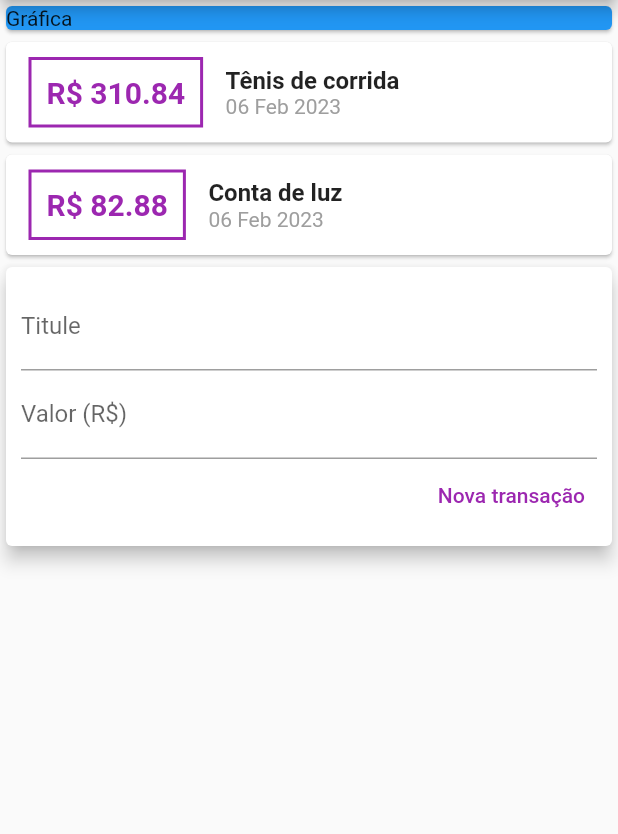
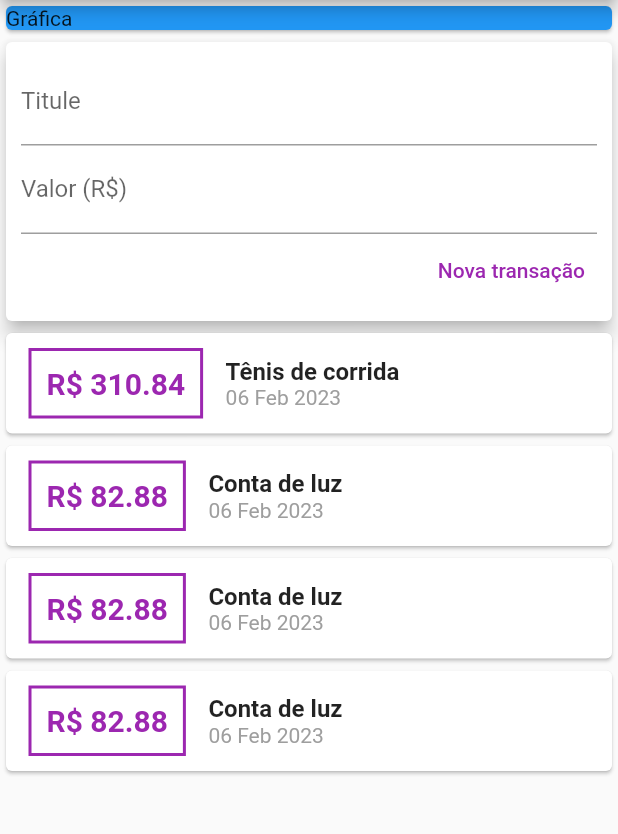
Before and after one commit to under-sin/expenses-flutter-app, a Flutter app: the screen it shows after launch, on a phone screen of 412 x 824 dp, the part 84-918 px from its top. Run offline on Flutter 3.47's test engine with Material 2 defaults, Android fonts, the phone set to English and light mode, and no system bars.

Commit message:
Adicionando itens na lista

```diff
--- a/lib/components/transaction_form.dart
+++ b/lib/components/transaction_form.dart
@@ -3,6 +3,10 @@ import 'package:flutter/material.dart';
 class TransactionForm extends StatelessWidget {
   final titleController = TextEditingController();
   final valueController = TextEditingController();
+
+  final void Function(String, double) onSubmit;
+
+  TransactionForm(this.onSubmit);
 
   @override
   Widget build(BuildContext context) {
@@ -14,13 +18,13 @@ class TransactionForm extends StatelessWidget {
           children: [
             TextField(
               controller: titleController,
-              decoration: InputDecoration(
+              decoration: const InputDecoration(
                 labelText: 'Titule',
               ),
             ),
             TextField(
               controller: valueController,
-              decoration: InputDecoration(
+              decoration: const InputDecoration(
                 labelText: 'Valor (R\$)',
               ),
             ),
@@ -28,13 +32,15 @@ class TransactionForm extends StatelessWidget {
               mainAxisAlignment: MainAxisAlignment.end,
               children: [
                 TextButton(
-                  child: Text(
+                  child: const Text(
                     'Nova transação',
                     style: TextStyle(color: Colors.purple),
                   ),
                   onPressed: () => {
-                    print(titleController.text),
-                    print(valueController.text),
+                    onSubmit(
+                      titleController.text,
+                      double.tryParse(valueController.text) ?? 0.0,
+                    )
                   },
                 ),
               ],
--- a/lib/components/transaction_user.dart
+++ b/lib/components/transaction_user.dart
@@ -1,3 +1,5 @@
+import 'dart:math';
+
 import 'package:expenses/models/transaction.dart';
 import 'package:flutter/material.dart';
 
@@ -25,14 +27,59 @@ class _TransactionUserState extends State<TransactionUser> {
       value: 82.88,
       date: DateTime.now(),
     ),
+    Transaction(
+      id: 't2',
+      title: 'Conta de luz',
+      value: 82.88,
+      date: DateTime.now(),
+    ),
+    Transaction(
+      id: 't3',
+      title: 'Conta de luz',
+      value: 82.88,
+      date: DateTime.now(),
+    ),
+    Transaction(
+      id: 't4',
+      title: 'Conta de luz',
+      value: 82.88,
+      date: DateTime.now(),
+    ),
+    Transaction(
+      id: 't5',
+      title: 'Conta de luz',
+      value: 82.88,
+      date: DateTime.now(),
+    ),
+    Transaction(
+      id: 't6',
+      title: 'Conta de luz',
+      value: 82.88,
+      date: DateTime.now(),
+    ),
   ];
+
+  _addTransaction(String title, double value) {
+    final newTransaction = Transaction(
+      id: Random().nextDouble().toString(),
+      title: title,
+      value: value,
+      date: DateTime.now(),
+    );
+
+    // como estamos dentro de um objeto do tipo StatefulWidget, sempre que um
+    // componente filho tiver o estado alterado a tela vai re-renderizar
+    setState(() {
+      _transaction.add(newTransaction);
+    });
+  }
 
   @override
   Widget build(BuildContext context) {
     return Column(
       children: [
+        TransactionForm(_addTransaction),
         TransactionList(_transaction),
-        TransactionForm(),
       ],
     );
   }
--- a/lib/components/transation_list.dart
+++ b/lib/components/transation_list.dart
@@ -10,7 +10,10 @@ class TransactionList extends StatelessWidget {
 
   @override
   Widget build(BuildContext context) {
-    return Column(
+    return Container(
+      height: 300,
+      child: SingleChildScrollView(
+        child: Column(
           // Mapeando a lista de transações para mostra o title na tela
           children: transactions.map((tr) {
             return Card(
@@ -59,6 +62,8 @@ class TransactionList extends StatelessWidget {
               ),
             );
           }).toList(),
+        ),
+      ),
     );
   }
 }
--- a/lib/main.dart
+++ b/lib/main.dart
@@ -22,7 +22,8 @@ class MyHomePage extends StatelessWidget {
       appBar: AppBar(
         title: const Text('Personal Expenses'),
       ),
-      body: Column(
+      body: SingleChildScrollView(
+        child: Column(
           // eixo principal e cross axis
           crossAxisAlignment: CrossAxisAlignment.stretch,
           children: <Widget>[
@@ -37,6 +38,7 @@ class MyHomePage extends StatelessWidget {
             TransactionUser(),
           ],
         ),
+      ),
     );
   }
 }
```
Lines whose indentation alone changed are shown as unchanged.
